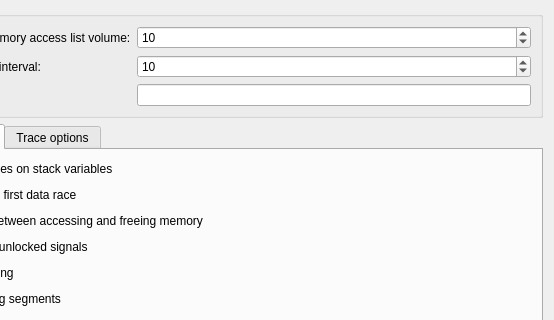
Before: the Qt Designer form tools/drd/drd_configpage.ui in KDE/kdev-valgrind, drawn with Qt 5; both pictures show x 122 to 676 and y 0 to 320 of the 676 by 558 pixel window.
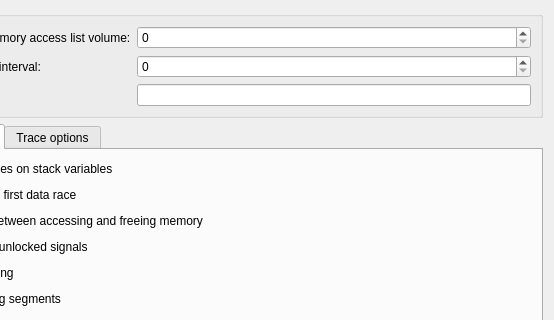
After: the same form once the commit is applied.

```diff
--- a/tools/drd/drd_configpage.ui
+++ b/tools/drd/drd_configpage.ui
@@ -13,9 +13,6 @@
   <layout class="QVBoxLayout" name="verticalLayout_2">
    <item>
     <widget class="QGroupBox" name="groupBox">
-     <property name="title">
-      <string/>
-     </property>
      <layout class="QFormLayout" name="formLayout">
       <item row="0" column="0">
        <widget class="QLabel" name="joinListVolLabel">
@@ -32,15 +29,6 @@
         <property name="toolTip">
          <string>&lt;html&gt;&lt;head/&gt;&lt;body&gt;&lt;p&gt;Data races that occur between a statement at the end of one thread and another thread can be missed if memory access information is discarded immediately after a thread has been joined. This option allows to specify for how many joined threads memory access information should be retained.&lt;/p&gt;&lt;/body&gt;&lt;/html&gt;</string>
         </property>
-        <property name="minimum">
-         <number>1</number>
-        </property>
-        <property name="maximum">
-         <number>1000</number>
-        </property>
-        <property name="value">
-         <number>10</number>
-        </property>
        </widget>
       </item>
       <item row="3" column="0">
@@ -55,12 +43,6 @@
         <property name="toolTip">
          <string>&lt;html&gt;&lt;head/&gt;&lt;body&gt;&lt;p&gt;Perform segment merging only after the specified number of new segments have been created. This is an advanced configuration option that allows to choose whether to minimize DRD's memory usage by choosing a low value or to let DRD run faster by choosing a slightly higher value. The optimal value for this parameter depends on the program being analyzed. The default value works well for most programs.&lt;/p&gt;&lt;/body&gt;&lt;/html&gt;</string>
         </property>
-        <property name="maximum">
-         <number>1000000</number>
-        </property>
-        <property name="value">
-         <number>10</number>
-        </property>
        </widget>
       </item>
       <item row="4" column="0">
```
